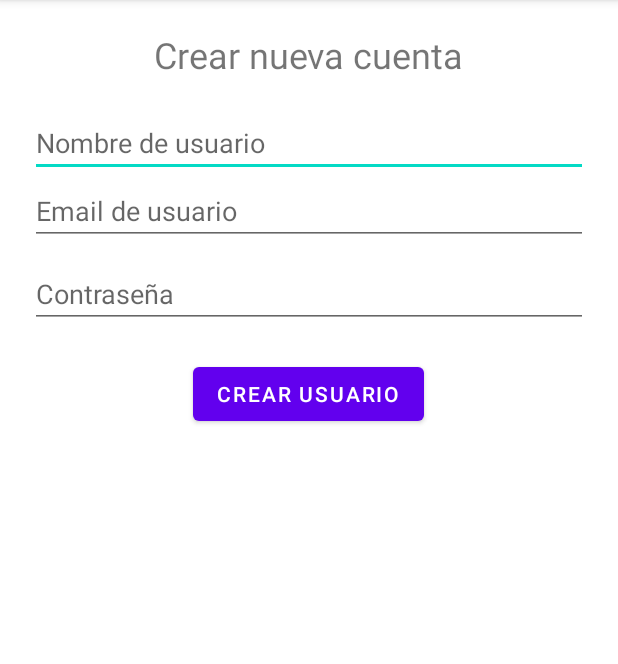
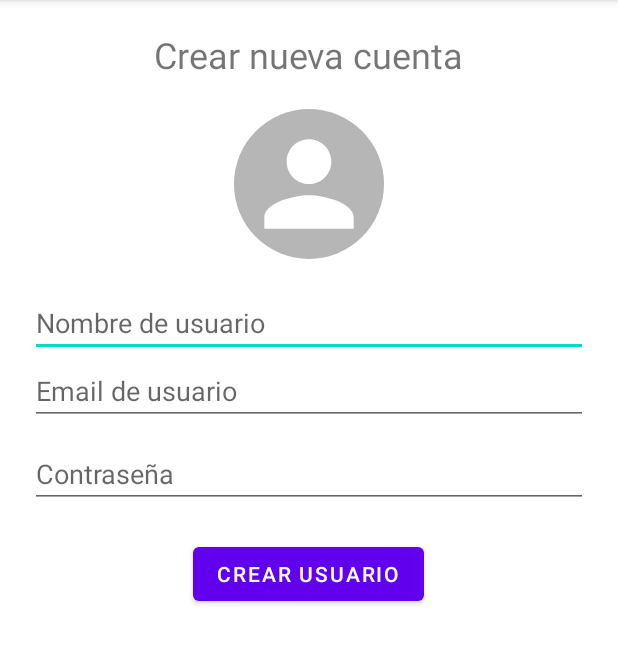
Before and after one commit to andrestejada/tiendaVirtualUcompensar, an Android app: the RegistrarActivity screen opened directly, with no data from a screen before it, on a phone screen of 412 x 824 dp, the part 84-748 px from its top. Run offline under Robolectric (Android 15) with nearby library versions, the phone set to English and light mode, and no system bars.

Commit message:
listar productos desde firebase

```diff
--- a/app/build.gradle.kts
+++ b/app/build.gradle.kts
@@ -1,6 +1,7 @@
 plugins {
     id("com.android.application")
     id("org.jetbrains.kotlin.android")
+    id("com.google.gms.google-services")
 }
 
 android {
@@ -47,6 +48,8 @@ dependencies {
     implementation("androidx.constraintlayout:constraintlayout:2.1.4")
     implementation("com.github.bumptech.glide:glide:4.16.0")
     implementation("com.google.android.material:material:1.4.0")
+    implementation("com.google.firebase:firebase-database:20.3.1")
+    implementation("com.google.firebase:firebase-storage:20.3.0")
     testImplementation("junit:junit:4.13.2")
     androidTestImplementation("androidx.test.ext:junit:1.1.5")
     androidTestImplementation("androidx.test.espresso:espresso-core:3.5.1")
--- a/app/src/main/java/com/example/tiendavirtualandroid/adapter/ProductoViewHolder.kt
+++ b/app/src/main/java/com/example/tiendavirtualandroid/adapter/ProductoViewHolder.kt
@@ -24,7 +24,7 @@ class ProductoViewHolder(view: View) : RecyclerView.ViewHolder(view) {
         val format = NumberFormat.getCurrencyInstance()
         format.setMaximumFractionDigits(0);
         precio.text = "Precio: ${format.format(producto.precio)}"
-        unidades.text = "Unidades: ${producto.unidades.toString()}"
+        unidades.text = "Unidades Disponibles: ${producto.unidades.toString()}"
         marca.text = "Marca: ${producto.marca}"
     }
 }
--- /dev/null
+++ b/app/src/main/res/drawable/baseline_person.xml
@@ -0,0 +1,5 @@
+<vector android:height="24dp" android:tint="#FFFFFF"
+    android:viewportHeight="24" android:viewportWidth="24"
+    android:width="24dp" xmlns:android="http://schemas.android.com/apk/res/android">
+    <path android:fillColor="@android:color/white" android:pathData="M12,12c2.21,0 4,-1.79 4,-4s-1.79,-4 -4,-4 -4,1.79 -4,4 1.79,4 4,4zM12,14c-2.67,0 -8,1.34 -8,4v2h16v-2c0,-2.66 -5.33,-4 -8,-4z"/>
+</vector>
--- /dev/null
+++ b/app/src/main/res/drawable/bg_round.xml
@@ -0,0 +1,5 @@
+<?xml version="1.0" encoding="utf-8"?>
+<shape xmlns:android="http://schemas.android.com/apk/res/android">
+    <solid android:color="#B6B6B6"/> <!-- Puedes cambiar el color de fondo si es necesario -->
+    <corners android:radius="300dp"/> <!-- Ajusta el radio para controlar la redondez -->
+</shape>
--- a/app/src/main/res/layout/activity_product_list.xml
+++ b/app/src/main/res/layout/activity_product_list.xml
@@ -18,6 +18,7 @@
         android:id="@+id/product_card_layout"
         android:layout_width="match_parent"
         android:layout_height="wrap_content"
+        android:layout_marginTop="60dp"
         android:padding="10dp" />
 
     <com.google.android.material.floatingactionbutton.FloatingActionButton
--- a/app/src/main/res/layout/activity_registrar.xml
+++ b/app/src/main/res/layout/activity_registrar.xml
@@ -1,18 +1,26 @@
 <?xml version="1.0" encoding="utf-8"?>
-<LinearLayout
-    xmlns:android="http://schemas.android.com/apk/res/android"
+<LinearLayout xmlns:android="http://schemas.android.com/apk/res/android"
     android:layout_width="match_parent"
     android:layout_height="match_parent"
+    android:gravity="center_horizontal"
     android:orientation="vertical"
-    android:padding="20dp"
-    android:gravity="center_horizontal">
+    android:padding="20dp">
 
     <TextView
         android:layout_width="wrap_content"
         android:layout_height="wrap_content"
+        android:layout_marginBottom="20dp"
         android:text="Crear nueva cuenta"
-        android:textSize="24sp"
-        android:layout_marginBottom="20dp"/>
+        android:textSize="24sp" />
+
+    <ImageView
+        android:layout_width="100dp"
+        android:layout_height="100dp"
+        android:layout_marginBottom="20dp"
+        android:background="@drawable/bg_round"
+        android:padding="5dp"
+        android:scaleType="centerCrop"
+        android:src="@drawable/baseline_person" />
 
     <EditText
         android:id="@+id/username"
@@ -20,7 +28,7 @@
         android:layout_height="wrap_content"
         android:hint="Nombre de usuario"
         android:inputType="textEmailAddress"
-        android:maxLines="1"/>
+        android:maxLines="1" />
 
     <EditText
         android:id="@+id/email"
@@ -28,24 +36,24 @@
         android:layout_height="wrap_content"
         android:hint="Email de usuario"
         android:inputType="textEmailAddress"
-        android:maxLines="1"/>
+        android:maxLines="1" />
 
     <EditText
         android:id="@+id/password"
         android:layout_width="match_parent"
         android:layout_height="wrap_content"
+        android:layout_marginTop="10dp"
         android:hint="Contraseña"
         android:inputType="textPassword"
-        android:maxLines="1"
-        android:layout_marginTop="10dp"/>
+        android:maxLines="1" />
 
     <!-- Botón para iniciar sesión -->
     <Button
         android:id="@+id/loginButton"
         android:layout_width="wrap_content"
         android:layout_height="wrap_content"
-        android:text="Crear Usuario"
-        android:layout_marginTop="20dp"/>
+        android:layout_marginTop="20dp"
+        android:text="Crear Usuario" />
 
 
 </LinearLayout>
--- a/app/src/main/res/values/colors.xml
+++ b/app/src/main/res/values/colors.xml
@@ -2,7 +2,7 @@
 <resources>
     <color name="purple_200">#FFBB86FC</color>
     <color name="purple_500">#FF6200EE</color>
-    <color name="purple_700">#FF3700B3</color>
+    <color name="purple_700">#714BC6</color>
     <color name="teal_200">#FF03DAC5</color>
     <color name="teal_700">#FF018786</color>
     <color name="black">#FF000000</color>
--- a/app/src/main/res/values/themes.xml
+++ b/app/src/main/res/values/themes.xml
@@ -13,4 +13,9 @@
         <item name="android:statusBarColor">?attr/colorPrimaryVariant</item>
         <!-- Customize your theme here. -->
     </style>
+
+    <style name="RoundedImageView" parent="">
+        <item name="cornerFamily">rounded</item>
+        <item name="cornerSize">50%</item> <!-- Ajusta este valor para controlar la redondez -->
+    </style>
 </resources>
--- a/build.gradle.kts
+++ b/build.gradle.kts
@@ -1,3 +1,8 @@
+buildscript {
+    dependencies {
+        classpath("com.google.gms:google-services:4.4.1")
+    }
+}
 // Top-level build file where you can add configuration options common to all sub-projects/modules.
 plugins {
     id("com.android.application") version "8.1.1" apply false
```
Also changed, not shown: app/src/main/java/com/example/tiendavirtualandroid/ProductListActivity.kt (+44 -2 lines), app/src/main/java/com/example/tiendavirtualandroid/Producto.kt (+7 -7 lines), app/src/main/res/layout/activity_login.xml (+23 -16 lines), app/src/main/res/layout/card_view_shopping_cart.xml (+6 -2 lines), 3 other files.
